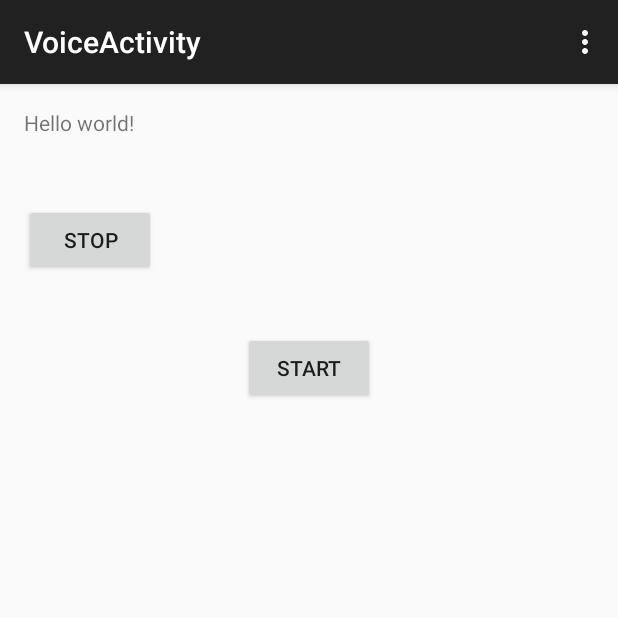
After one commit to pankaj-dhami/MessengerApp, an Android app: the VoiceActivity screen opened directly, with no data from a screen before it, on a phone screen of 412 x 824 dp, the top half of it. The commit adds this screen. Run offline under Robolectric (Android 15) with nearby library versions, the phone set to English and light mode, and no system bars.

Commit message:
25 july home commit

```diff
--- a/app/src/main/java/com/example/pankaj/mychatapp/Model/ChatMsgModel.java
+++ b/app/src/main/java/com/example/pankaj/mychatapp/Model/ChatMsgModel.java
@@ -23,6 +23,7 @@ public class ChatMsgModel implements Parcelable {
     public boolean left;
     public boolean isChecked;
     public ArrayList<String> Pic64Data;
+    public String remoteUrl;
 
     public ChatMsgModel(boolean left,long _id, int userID, String name, String mobileNo, String textMessage, String pictureUrl, byte[] picData, int isMyMsg, int isSendDelv) {
         this. _id=_id;
--- a/app/src/main/java/com/example/pankaj/mychatapp/Utility/AppEnum.java
+++ b/app/src/main/java/com/example/pankaj/mychatapp/Utility/AppEnum.java
@@ -16,5 +16,6 @@ public class AppEnum {
     public final static int UNDELIVERED = 4;
 
     public static final String MsgReceivedNotify="msgReceivedNotify";
+    public static final String MsgReceivedAttachment="msgReceivedAttachment";
     public static final String MsgSendNotify="msgSendNotify";
 }
--- a/app/src/main/java/com/example/pankaj/mychatapp/Utility/ApplicationConstants.java
+++ b/app/src/main/java/com/example/pankaj/mychatapp/Utility/ApplicationConstants.java
@@ -8,8 +8,8 @@ import com.example.pankaj.mychatapp.Model.UserModel;
  */
 public class ApplicationConstants  {
 
-    public final static String ServerAddress="http://webapitoken.azurewebsites.net";
-    public final static String host="http://msgapi.azurewebsites.net";
+    public final static String ServerAddress="http://messengerapi.azurewebsites.net";
+    public final static String host="http://messengerapi.azurewebsites.net";
     public final static String TokenAddress=ServerAddress+"/token";
     public final static String RegisterAddress=ServerAddress+"/api/account/register";
     public final static String UpdateUser=ServerAddress+"/api/account/UpdateUser";
--- a/app/src/main/java/com/example/pankaj/mychatapp/Utility/MyHandler.java
+++ b/app/src/main/java/com/example/pankaj/mychatapp/Utility/MyHandler.java
@@ -56,6 +56,7 @@ public class MyHandler extends NotificationsHandler {
                                 JSONArray arr = new JSONArray(resultModel.RawResponse);
                                 for (int i = 0; i < arr.length(); i++) {
                                     JSONObject obj = arr.getJSONObject(i);
+                                    String remoteAttachmentUrl= obj.getString("AttachmentUrl");
                                     String msg= obj.getString("TextMessage");
                                     JSONObject fromUser=obj.getJSONObject("UserModel");
                                     UserModel user =new UserModel();
@@ -69,6 +70,7 @@ public class MyHandler extends NotificationsHandler {
                                     ChatMsgModel chatMsgModel=new ChatMsgModel(true,0, user.UserID, user.Name, user.MobileNo
                                             , msgModel.TextMessage, msgModel.AttachmentUrl, msgModel.AttachmentData
                                             , AppEnum.SEND_BY_OTHER  , AppEnum.RECEIVED);
+                                    chatMsgModel.remoteUrl=remoteAttachmentUrl;
                                     chatMsgModel._id= entity.createChatMsgEntry(chatMsgModel);
                                     chatMsgModel.CreatedDate = Common.getDateTime();
                                    mainActivity.publishMessageResults(chatMsgModel,AppEnum.MsgReceivedNotify,true);
--- a/app/src/main/java/com/example/pankaj/mychatapp/Utility/MyService.java
+++ b/app/src/main/java/com/example/pankaj/mychatapp/Utility/MyService.java
@@ -168,7 +168,10 @@ public class MyService extends Service {
 
         proxy.invoke("sendMessage", ApplicationConstants.thisUser, msgModel);
     }
+    public static void sendVoice(byte[] buffer) {
 
+        proxy.invoke("sendMessage", ApplicationConstants.thisUser, buffer);
+    }
     public void disconnectUser()
     {
         isReallyStop=true;
--- /dev/null
+++ b/app/src/main/java/com/example/pankaj/mychatapp/VoiceActivity.java
@@ -0,0 +1,142 @@
+package com.example.pankaj.mychatapp;
+
+import android.media.AudioFormat;
+import android.media.AudioRecord;
+import android.media.MediaRecorder;
+import android.support.v7.app.ActionBarActivity;
+import android.os.Bundle;
+import android.util.Log;
+import android.view.Menu;
+import android.view.MenuItem;
+import android.view.View;
+import android.widget.Button;
+
+import com.example.pankaj.mychatapp.Utility.MyService;
+
+import java.io.IOException;
+import java.net.DatagramPacket;
+import java.net.DatagramSocket;
+import java.net.InetAddress;
+import java.net.UnknownHostException;
+
+
+public class VoiceActivity extends ActionBarActivity {
+    private Button startButton,stopButton;
+
+    public byte[] buffer;
+    public static DatagramSocket socket;
+    private int port=50005;
+
+    AudioRecord recorder;
+
+    private int sampleRate = 16000 ; // 44100 for music
+    private int channelConfig = AudioFormat.CHANNEL_CONFIGURATION_MONO;
+    private int audioFormat = AudioFormat.ENCODING_PCM_16BIT;
+    int minBufSize = AudioRecord.getMinBufferSize(sampleRate, channelConfig, audioFormat);
+    private boolean status = true;
+    @Override
+    protected void onCreate(Bundle savedInstanceState) {
+        super.onCreate(savedInstanceState);
+        setContentView(R.layout.activity_voice);
+        startButton = (Button) findViewById (R.id.start_button);
+        stopButton = (Button) findViewById (R.id.stop_button);
+
+        startButton.setOnClickListener(startListener);
+        stopButton.setOnClickListener(stopListener);
+
+    }
+    private final View.OnClickListener stopListener = new View.OnClickListener() {
+
+        @Override
+        public void onClick(View arg0) {
+            status = false;
+            recorder.release();
+            Log.d("VS", "Recorder released");
+        }
+
+    };
+
+    private final View.OnClickListener startListener = new View.OnClickListener() {
+
+        @Override
+        public void onClick(View arg0) {
+            status = true;
+            startStreaming();
+        }
+
+    };
+    public void startStreaming() {
+
+
+        Thread streamThread = new Thread(new Runnable() {
+
+            @Override
+            public void run() {
+                try {
+
+                  //  DatagramSocket socket = new DatagramSocket();
+                    Log.d("VS", "Socket Created");
+
+                    byte[] buffer = new byte[minBufSize];
+
+                    Log.d("VS","Buffer created of size " + minBufSize);
+                  //  DatagramPacket packet;
+
+                   // final InetAddress destination = InetAddress.getByName("192.168.1.5");
+                    Log.d("VS", "Address retrieved");
+
+
+                    recorder = new AudioRecord(MediaRecorder.AudioSource.MIC,sampleRate,channelConfig,audioFormat,minBufSize*10);
+                    Log.d("VS", "Recorder initialized");
+
+                    recorder.startRecording();
+
+
+                    while(status == true) {
+
+
+                        //reading data from MIC into buffer
+                        minBufSize = recorder.read(buffer, 0, buffer.length);
+
+                        //putting buffer in the packet
+                       // packet = new DatagramPacket(buffer,buffer.length,destination,port);
+
+                       // socket.send(packet);
+                        MyService.sendVoice(buffer);
+                        System.out.println("MinBufferSize: " +minBufSize);
+
+
+                    }
+
+
+
+                } catch(Exception e) {
+                    Log.e("VS", "UnknownHostException");
+                }
+            }
+
+        });
+        streamThread.start();
+    }
+    @Override
+    public boolean onCreateOptionsMenu(Menu menu) {
+        // Inflate the menu; this adds items to the action bar if it is present.
+        getMenuInflater().inflate(R.menu.menu_voice, menu);
+        return true;
+    }
+
+    @Override
+    public boolean onOptionsItemSelected(MenuItem item) {
+        // Handle action bar item clicks here. The action bar will
+        // automatically handle clicks on the Home/Up button, so long
+        // as you specify a parent activity in AndroidManifest.xml.
+        int id = item.getItemId();
+
+        //noinspection SimplifiableIfStatement
+        if (id == R.id.action_settings) {
+            return true;
+        }
+
+        return super.onOptionsItemSelected(item);
+    }
+}
--- /dev/null
+++ b/app/src/main/res/layout/activity_voice.xml
@@ -0,0 +1,35 @@
+<RelativeLayout xmlns:android="http://schemas.android.com/apk/res/android"
+    xmlns:tools="http://schemas.android.com/tools"
+    android:layout_width="match_parent"
+    android:layout_height="match_parent"
+    android:paddingBottom="@dimen/activity_vertical_margin"
+    android:paddingLeft="@dimen/activity_horizontal_margin"
+    android:paddingRight="@dimen/activity_horizontal_margin"
+    android:paddingTop="@dimen/activity_vertical_margin"
+    tools:context=".MainActivity" >
+
+    <TextView
+        android:id="@+id/textView1"
+        android:layout_width="wrap_content"
+        android:layout_height="wrap_content"
+        android:text="@string/hello_world" />
+
+    <Button
+        android:id="@+id/start_button"
+        android:layout_width="wrap_content"
+        android:layout_height="wrap_content"
+        android:layout_below="@+id/textView1"
+        android:layout_centerHorizontal="true"
+        android:layout_marginTop="130dp"
+        android:text="Start" />
+
+    <Button
+        android:id="@+id/stop_button"
+        android:layout_width="wrap_content"
+        android:layout_height="wrap_content"
+        android:layout_alignLeft="@+id/button"
+        android:layout_below="@+id/button"
+        android:layout_marginTop="64dp"
+        android:text="Stop" />
+
+</RelativeLayout>
--- a/app/src/main/res/layout/chat_single_msg.xml
+++ b/app/src/main/res/layout/chat_single_msg.xml
@@ -15,7 +15,7 @@
             android:layout_height="wrap_content"
             android:orientation="vertical"
             android:id="@+id/singleMessageWithText"
-            android:background="@drawable/in_message_bg"
+
             >
            <!-- <ImageView
                 android:id="@+id/singleImageMsg"
--- /dev/null
+++ b/app/src/main/res/menu/menu_voice.xml
@@ -0,0 +1,7 @@
+<menu xmlns:android="http://schemas.android.com/apk/res/android"
+    xmlns:app="http://schemas.android.com/apk/res-auto"
+    xmlns:tools="http://schemas.android.com/tools"
+    tools:context="com.example.pankaj.mychatapp.VoiceActivity">
+    <item android:id="@+id/action_settings" android:title="@string/action_settings"
+        android:orderInCategory="100" app:showAsAction="never" />
+</menu>
--- a/app/src/main/res/values/strings.xml
+++ b/app/src/main/res/values/strings.xml
@@ -253,4 +253,5 @@
         <item>260,ZM</item>
         <item>263,ZW</item>
     </string-array>
+    <string name="title_activity_voice">VoiceActivity</string>
 </resources>
```
Also changed, not shown: app/src/main/AndroidManifest.xml (+7 -3 lines), app/src/main/java/com/example/pankaj/mychatapp/ChatArrayAdapter.java (+15 -8 lines), app/src/main/java/com/example/pankaj/mychatapp/ChatBubbleActivity.java (+37 -62 lines), app/src/main/java/com/example/pankaj/mychatapp/Utility/HubNotificationService.java (+104 -9 lines), app/src/main/java/com/example/pankaj/mychatapp/Utility/SqlLiteDb.java (+17 -4 lines).
